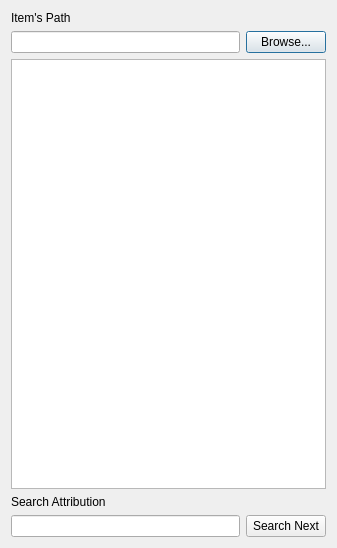
Old version of the form FourDExplorer/ui/uiDialogAttrViewer.ui in the repository ManifoldsHu/FourDExplorer.
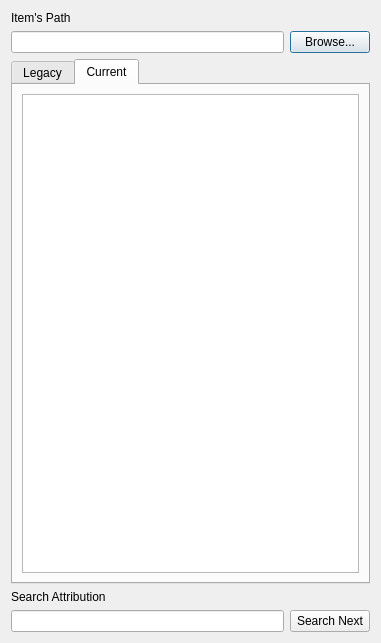
New version of the form. The open tabs and pages were chosen to show the change.

Commit message: add MetaTreeView in DialogAttrViewer

```diff
--- a/FourDExplorer/ui/uiDialogAttrViewer.ui
+++ b/FourDExplorer/ui/uiDialogAttrViewer.ui
@@ -6,14 +6,14 @@
    <rect>
     <x>0</x>
     <y>0</y>
-    <width>337</width>
-    <height>548</height>
+    <width>381</width>
+    <height>643</height>
    </rect>
   </property>
   <property name="windowTitle">
    <string>Dialog</string>
   </property>
-  <layout class="QVBoxLayout" name="verticalLayout">
+  <layout class="QVBoxLayout" name="verticalLayout_3">
    <item>
     <widget class="QLabel" name="label">
      <property name="text">
@@ -36,7 +36,31 @@
     </layout>
    </item>
    <item>
-    <widget class="QTableView" name="tableView_attr"/>
+    <widget class="QTabWidget" name="tabWidget">
+     <property name="currentIndex">
+      <number>0</number>
+     </property>
+     <widget class="QWidget" name="Legacy">
+      <attribute name="title">
+       <string>Legacy</string>
+      </attribute>
+      <layout class="QVBoxLayout" name="verticalLayout">
+       <item>
+        <widget class="QTableView" name="tableView_attr"/>
+       </item>
+      </layout>
+     </widget>
+     <widget class="QWidget" name="Current">
+      <attribute name="title">
+       <string>Current</string>
+      </attribute>
+      <layout class="QVBoxLayout" name="verticalLayout_2">
+       <item>
+        <widget class="QTreeView" name="treeView"/>
+       </item>
+      </layout>
+     </widget>
+    </widget>
    </item>
    <item>
     <widget class="QLabel" name="label_2">
```
The commit also changes 14 other files.
